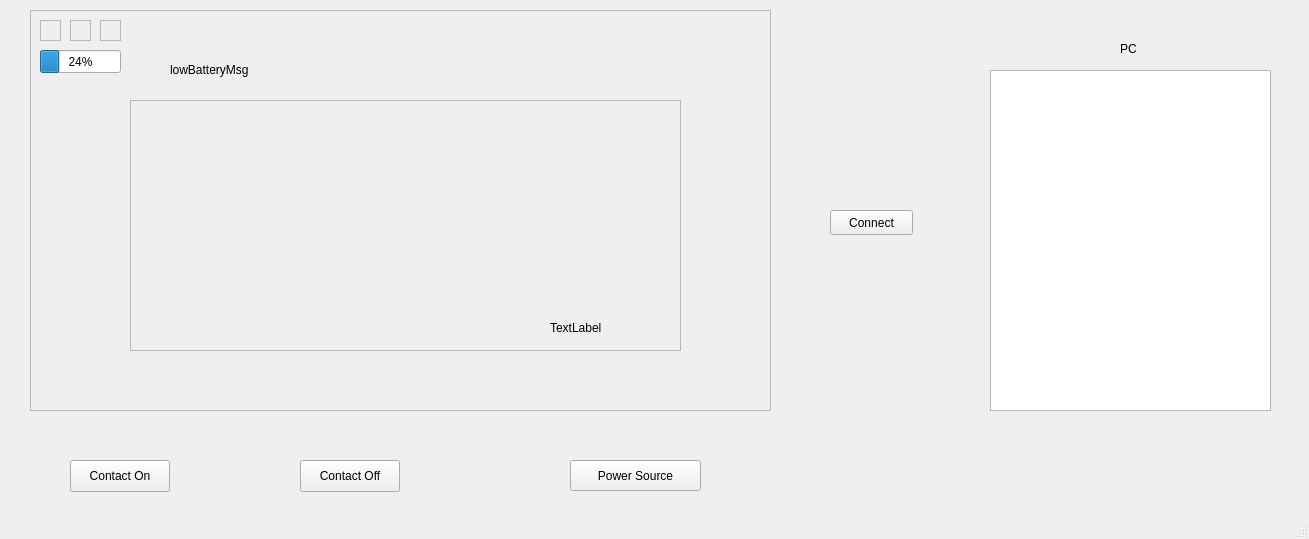
Above: COMP_3004_Team_24/mainwindow.ui from sidbmw/Neureset_Device_Simulator before the change. Below: the same form after it.
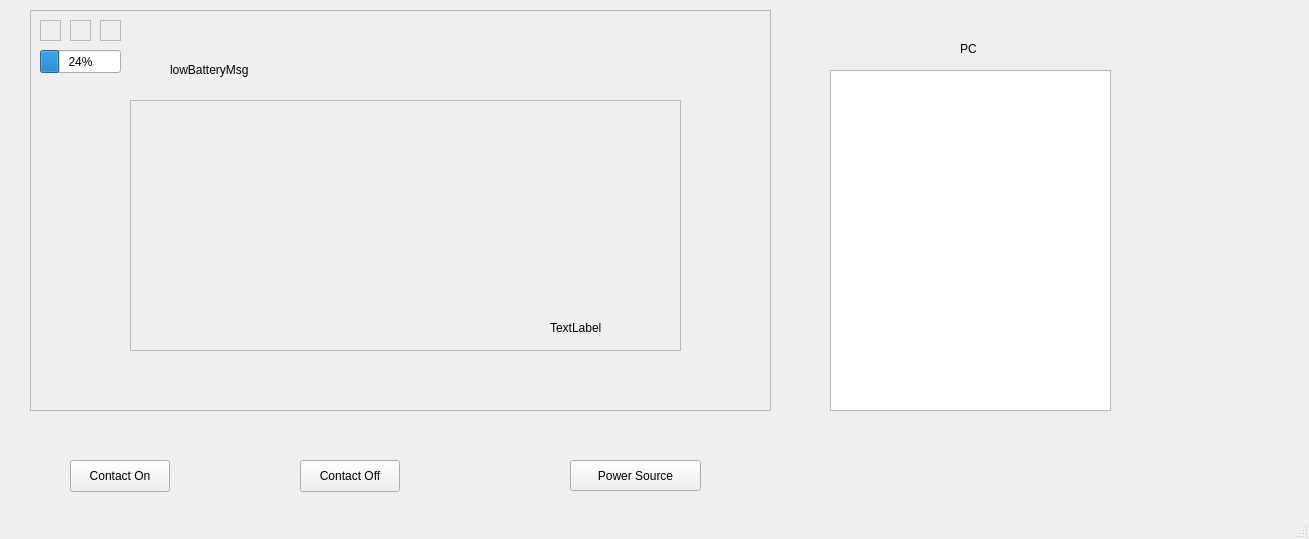
That is the form after the change. Icons and pictures are not drawn.

Patch:
```diff
--- a/COMP_3004_Team_24/mainwindow.ui
+++ b/COMP_3004_Team_24/mainwindow.ui
@@ -385,7 +385,7 @@
    <widget class="QPlainTextEdit" name="computerDisaply">
     <property name="geometry">
      <rect>
-      <x>990</x>
+      <x>830</x>
       <y>70</y>
       <width>281</width>
       <height>341</height>
@@ -395,23 +395,10 @@
      <bool>true</bool>
     </property>
    </widget>
-   <widget class="QPushButton" name="connectPCButton">
-    <property name="geometry">
-     <rect>
-      <x>830</x>
-      <y>210</y>
-      <width>83</width>
-      <height>25</height>
-     </rect>
-    </property>
-    <property name="text">
-     <string>Connect</string>
-    </property>
-   </widget>
    <widget class="QLabel" name="PClabel">
     <property name="geometry">
      <rect>
-      <x>1120</x>
+      <x>960</x>
       <y>40</y>
       <width>62</width>
       <height>17</height>
```
Left out of the diff: 2 changed lines with no effect on the pictures.
